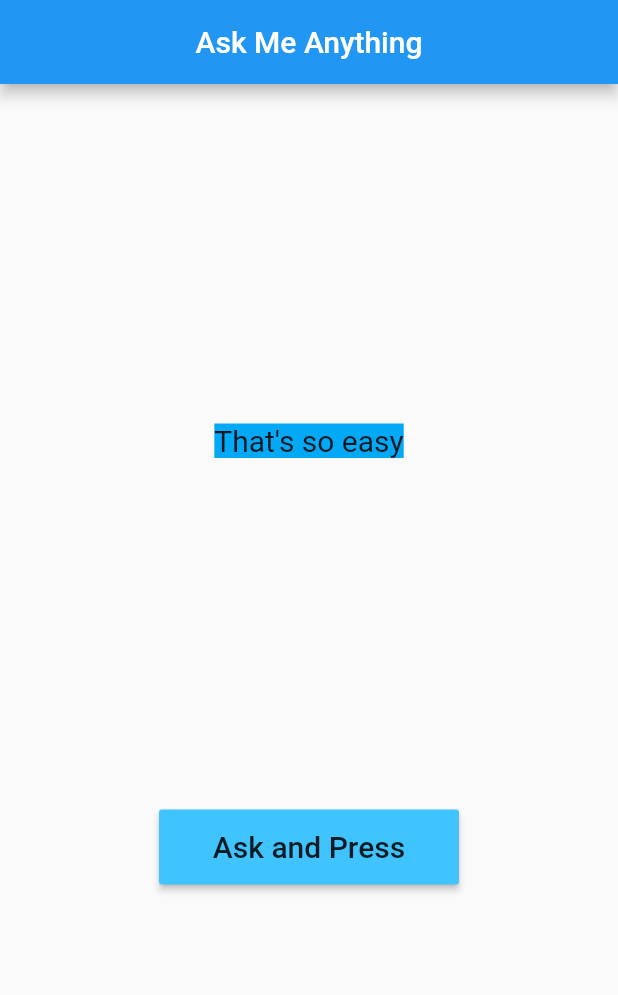
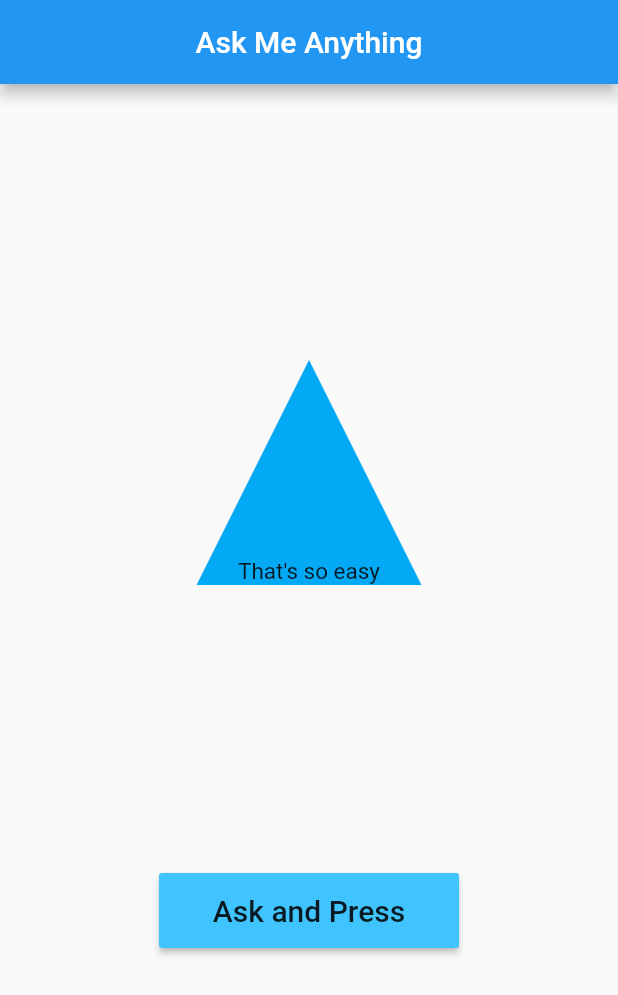
Before and after one commit to matatoMatata94/magic_mussel, a Flutter app: the screen it shows after launch, after a tap on "Ask and Press", on a phone screen of 412 x 824 dp. Shown: the top 995 px of the screen. Run offline on Flutter 3.47's test engine with Material 2 defaults, Android fonts, the phone set to English and light mode, and no system bars.

Commit message:
Added a triangle box for the ansers
I'm not satisfied yet. The text should be more in the middle of the triangle.

```diff
--- a/lib/magic_mussel_ui.dart
+++ b/lib/magic_mussel_ui.dart
@@ -15,15 +15,14 @@ class _MagicMusselState extends State<MagicMussel> {
     'You know it',
     'Just think about it',
     'That\'s so easy',
-    'I have my own problems, you know?',
     '42',
-    'The person you have called is not available'
   ];
   int answerNumber = 1;
 
   @override
   Widget build(BuildContext context) {
     return MaterialApp(
+      debugShowCheckedModeBanner: false,
       home: Scaffold(
         appBar: AppBar(
           title: Center(child: Text('Ask Me Anything')),
@@ -34,21 +33,26 @@ class _MagicMusselState extends State<MagicMussel> {
             Column(
               mainAxisAlignment: MainAxisAlignment.spaceEvenly,
               children: [
-                Container(
-                  child: Text(
-                    answers[answerNumber],
-                    style: TextStyle(fontSize: 20),
+                ClipPath(
+                  clipper: TriangleClipper(),
+                  child: Container(
+                    child: SizedBox(
+                      height: 150,
+                      width: 150,
+                      child: Align(
+                        alignment: Alignment.bottomCenter,
+                        child: Text(
+                          answers[answerNumber],
+                          textAlign: TextAlign.center,
+                          style: TextStyle(
+                            fontSize: 15,
+                          ),
+                        ),
+                      ),
+                    ),
+                    color: Colors.lightBlue,
                   ),
-                  color: Colors.lightBlue,
                 ),
-                // ClipPath(
-                //   child: Container(
-                //     color: Colors.red,
-                //     height: 100,
-                //     width: 100,
-                //   ),
-                //   clipper: MyCustomClipper(),
-                // ),
                 Padding(
                   padding: const EdgeInsets.all(8.0),
                   child: MaterialButton(
@@ -61,7 +65,7 @@ class _MagicMusselState extends State<MagicMussel> {
                     ),
                     onPressed: () {
                       setState(() {
-                        answerNumber = Random().nextInt(8) + 1;
+                        answerNumber = Random().nextInt(6) + 1;
                         print(answerNumber);
                       });
                     },
@@ -76,16 +80,17 @@ class _MagicMusselState extends State<MagicMussel> {
   }
 }
 
-// class MyCustomClipper extends CustomClipper<Path> {
-//   @override
-//   Path getClip(Size size) {
-//     Path path = Path();
-//     path.lineTo(0, 100);
-//     return path;
-//   }
-//
-//   @override
-//   bool shouldReclip(CustomClipper<Path> oldClipper) {
-//     return true;
-//   }
-// }
+class TriangleClipper extends CustomClipper<Path> {
+  @override
+  Path getClip(Size size) {
+    final path = Path();
+    path.moveTo(size.width / 2, 0.0);
+    path.lineTo(size.width, size.height);
+    path.lineTo(0.0, size.height);
+    path.close();
+    return path;
+  }
+
+  @override
+  bool shouldReclip(TriangleClipper oldClipper) => false;
+}
```
